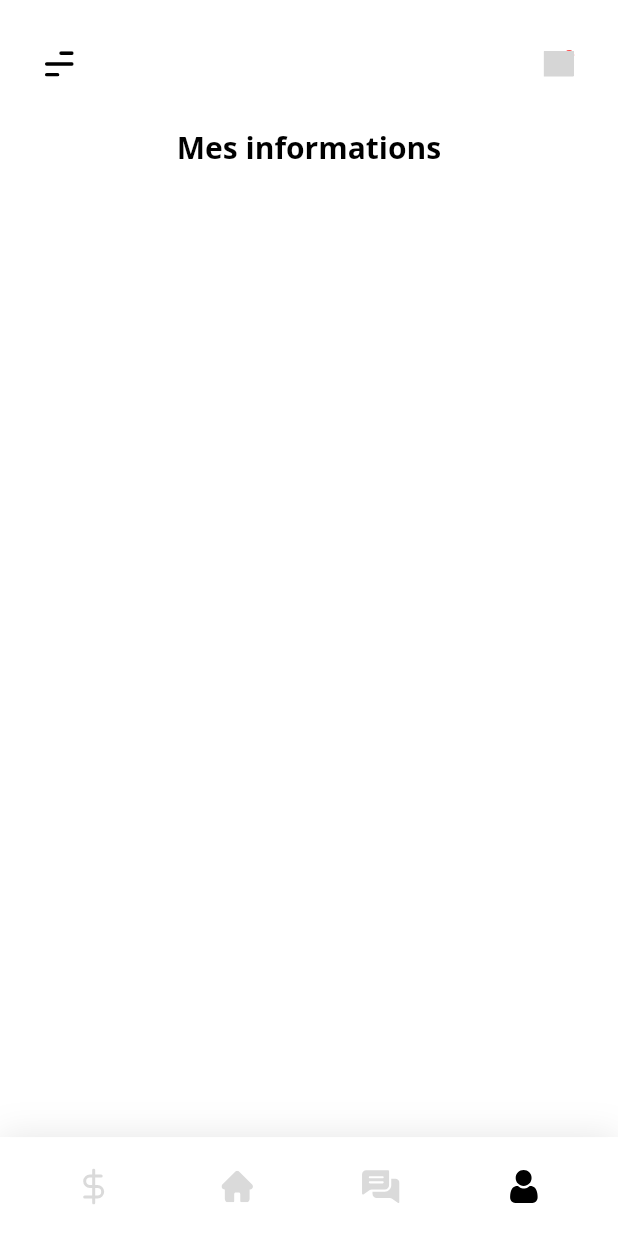
After one commit to DarkYT/libelli-app, a Flutter app: the AccountScreen screen opened by its route, on a phone screen of 412 x 824 dp. The commit adds this screen. Run offline on Flutter 3.47's test engine with Material 2 defaults, Android fonts, the phone set to English and light mode, and no system bars; our stand-ins replace flutter_svg; grey boxes are pictures that could not be loaded.

Commit message:
Started profile screen

```diff
--- a/lib/routes.dart
+++ b/lib/routes.dart
@@ -1,3 +1,4 @@
+import 'package:app_livres/screens/account/account_screen.dart';
 import 'package:app_livres/screens/book_detail/book_detail_screen.dart';
 import 'package:app_livres/screens/forgot_password/forgot_password_screen.dart';
 import 'package:app_livres/screens/home/home_screen.dart';
@@ -8,4 +9,5 @@ final Map<String, WidgetBuilder> routes = {
   HomeScreen.routeName: (context) => HomeScreen(),
   SignInScreen.routeName: (context) => SignInScreen(),
   ForgotPasswordScreen.routeName: (context) => ForgotPasswordScreen(),
+  AccountScreen.routeName: (context) => AccountScreen(),
 };
--- /dev/null
+++ b/lib/screens/account/account_screen.dart
@@ -0,0 +1,45 @@
+import 'package:app_livres/screens/home/home_screen.dart';
+import 'package:app_livres/screens/home/widgets/topbar.dart';
+import 'package:app_livres/size_config.dart';
+import 'package:flutter/material.dart';
+
+class AccountScreen extends StatelessWidget {
+
+  static String routeName = "/account";
+
+  @override
+  Widget build(BuildContext context) {
+
+    MediaQueryData _mediaQueryData = MediaQuery.of(context);
+    double screenWidth = _mediaQueryData.size.width;
+    double screenHeight = _mediaQueryData.size.height;
+    Orientation orientation = _mediaQueryData.orientation;
+
+    return Scaffold(
+      bottomNavigationBar: BottomBar(screenWidth: screenWidth, screenHeight: screenHeight, currentPage: Pages.Account,),
+      body: SafeArea(
+        child: SingleChildScrollView(
+          child: Column(
+            children: [
+              SizedBox(height: getProportionateScreenHeight(24, screenHeight),),
+              TopBar(screenWidth: screenWidth, screenHeight: screenHeight),
+              SizedBox(height: getProportionateScreenHeight(24, screenHeight),),
+              Align(
+                alignment: Alignment.center,
+                child: Text(
+                  'Mes informations',
+                  style: TextStyle(
+                    color: Colors.black,
+                    fontSize: 20,
+                    fontWeight: FontWeight.bold
+                  ),
+                ),
+              ),
+
+            ],
+          ),
+        ),
+      ),
+    );
+  }
+}
--- a/lib/screens/home/home_screen.dart
+++ b/lib/screens/home/home_screen.dart
@@ -1,3 +1,4 @@
+import 'package:app_livres/screens/account/account_screen.dart';
 import 'package:app_livres/screens/home/widgets/ads.dart';
 import 'package:app_livres/screens/home/widgets/categories.dart';
 import 'package:app_livres/screens/home/widgets/topbar.dart';
@@ -20,38 +21,7 @@ class HomeScreen extends StatelessWidget {
     return GestureDetector(
       onTap: () => FocusManager.instance.primaryFocus?.unfocus(),
       child: Scaffold(
-        bottomNavigationBar: Container(
-          padding: EdgeInsets.symmetric(horizontal: getProportionateScreenWidth(35, screenWidth)),
-          height: getProportionateScreenHeight(65, screenHeight),
-          decoration: BoxDecoration(
-            color: Colors.white,
-            boxShadow: [BoxShadow(
-              color: Colors.black.withOpacity(0.1),
-              blurRadius: 20,
-            )]
-          ),
-          child: Row(
-            mainAxisAlignment: MainAxisAlignment.spaceBetween,
-            children: [
-              IconButton(
-                  onPressed: () => {},
-                  icon: SvgPicture.asset("assets/icons/wallet_icon.svg")
-              ),
-              IconButton(
-                  onPressed: () => {},
-                  icon: SvgPicture.asset("assets/icons/home_icon_selected.svg")
-              ),
-              IconButton(
-                  onPressed: () => {},
-                  icon: SvgPicture.asset("assets/icons/chat_icon.svg")
-              ),
-              IconButton(
-                  onPressed: () => {},
-                  icon: SvgPicture.asset("assets/icons/profile_icon.svg")
-              ),
-            ],
-          ),
-        ),
+        bottomNavigationBar: BottomBar(screenWidth: screenWidth, screenHeight: screenHeight, currentPage: Pages.Home),
         body: SafeArea(
           child: SingleChildScrollView(
             child: Column(
@@ -197,5 +167,66 @@ class HomeScreen extends StatelessWidget {
       ),
     );
   }
+}
 
+enum Pages {
+  Home,
+  Account,
+  Wallet,
+  Messages
 }
+
+class BottomBar extends StatelessWidget {
+  const BottomBar({
+    Key? key,
+    required this.screenWidth,
+    required this.screenHeight,
+    required this.currentPage
+  }) : super(key: key);
+
+  final double screenWidth;
+  final double screenHeight;
+  final Pages currentPage;
+
+  @override
+  Widget build(BuildContext context) {
+    return Container(
+      padding: EdgeInsets.symmetric(horizontal: getProportionateScreenWidth(35, screenWidth)),
+      height: getProportionateScreenHeight(65, screenHeight),
+      decoration: BoxDecoration(
+        color: Colors.white,
+        boxShadow: [BoxShadow(
+          color: Colors.black.withOpacity(0.1),
+          blurRadius: 20,
+        )]
+      ),
+      child: Row(
+        mainAxisAlignment: MainAxisAlignment.spaceBetween,
+        children: [
+          IconButton(
+              onPressed: () => {
+
+              },
+              icon: SvgPicture.asset("assets/icons/wallet_icon"+ ((currentPage == Pages.Wallet) ? "_selected" : "")+".svg")
+          ),
+          IconButton(
+              onPressed: () => {
+                Navigator.pushNamed(context, HomeScreen.routeName)
+              },
+              icon: SvgPicture.asset("assets/icons/home_icon"+ ((currentPage == Pages.Home) ? "_selected" : "")+".svg")
+          ),
+          IconButton(
+              onPressed: () => {},
+              icon: SvgPicture.asset("assets/icons/chat_icon"+ ((currentPage == Pages.Messages) ? "_selected" : "")+".svg")
+          ),
+          IconButton(
+              onPressed: () => {
+                Navigator.pushNamed(context, AccountScreen.routeName)
+              },
+              icon: SvgPicture.asset("assets/icons/profile_icon"+ ((currentPage == Pages.Account) ? "_selected" : "")+".svg")
+          ),
+        ],
+      ),
+    );
+  }
+}
```
Also changed, not shown: lib/models/user.dart (added, +10 -0 lines), assets/images/account.png (added).
